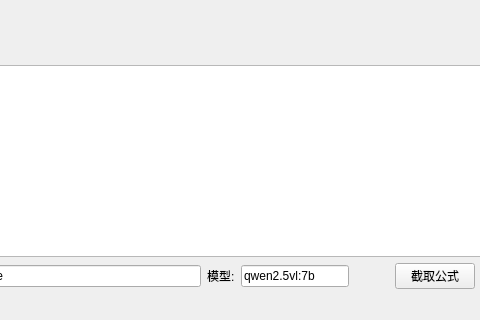
Before: the Qt Designer form mainwindow.ui in hql1229/FormulaRecognizerwOllama, drawn with Qt 5; both pictures show x 237 to 717 and y 280 to 600 of the 893 by 600 pixel window.
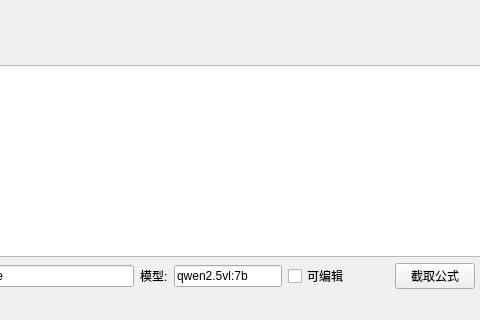
After: the same form once the commit is applied. Icons and pictures are not drawn.

Commit message: 添加识别结果可编辑选项

What changed in the file:
```diff
--- a/mainwindow.ui
+++ b/mainwindow.ui
@@ -135,6 +135,13 @@
         </property>
        </widget>
       </item>
+      <item>
+       <widget class="QCheckBox" name="editable_checkBox">
+        <property name="text">
+         <string>可编辑</string>
+        </property>
+       </widget>
+      </item>
       <item>
        <spacer name="horizontalSpacer">
         <property name="orientation">
```
The commit also changes 3 other files.
